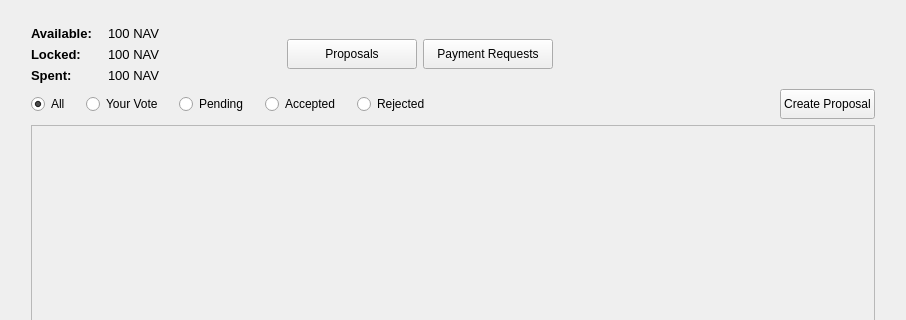
Qt form src/qt/communityfundpage.ui (navcoin/navcoin-core) before a commit; both pictures show x 0 to 906 and y 0 to 320 of the 906 by 690 pixel window.
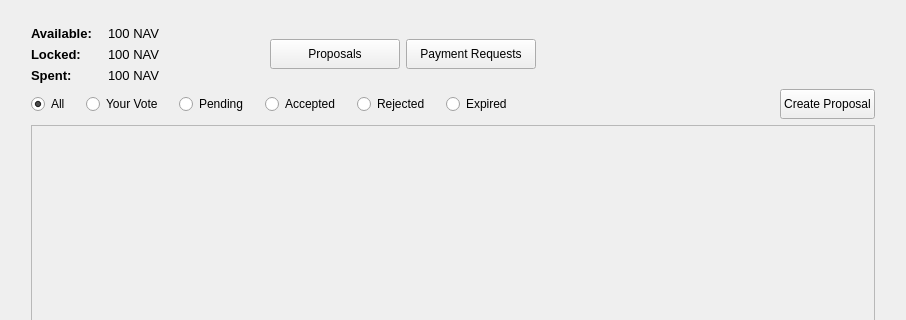
The same form after that commit.

Commit message: Addition of expired radio button

```diff
--- a/src/qt/communityfundpage.ui
+++ b/src/qt/communityfundpage.ui
@@ -285,7 +285,7 @@
            </property>
            <property name="sizeHint" stdset="0">
             <size>
-             <width>200</width>
+             <width>235</width>
              <height>20</height>
             </size>
            </property>
@@ -457,6 +457,29 @@
            </property>
           </widget>
          </item>
+         <item>
+          <spacer name="horizontalSpacer_12">
+           <property name="orientation">
+            <enum>Qt::Horizontal</enum>
+           </property>
+           <property name="sizeType">
+            <enum>QSizePolicy::Fixed</enum>
+           </property>
+           <property name="sizeHint" stdset="0">
+            <size>
+             <width>10</width>
+             <height>20</height>
+            </size>
+           </property>
+          </spacer>
+         </item>
+         <item>
+          <widget class="QRadioButton" name="radioButtonExpired">
+           <property name="text">
+            <string>Expired</string>
+           </property>
+          </widget>
+         </item>
          <item>
           <spacer name="horizontalSpacer">
            <property name="orientation">
```
